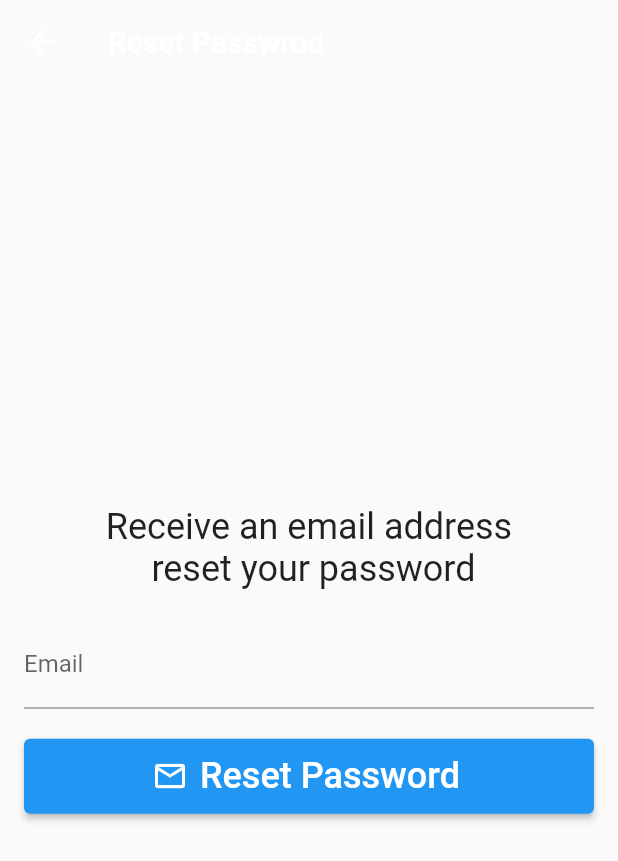
After one commit to aryanmaheshwari1420/MovieDescription, a Flutter app: the screen it shows after launch, after a tap on "Forgot Password?", on a phone screen of 412 x 824 dp. The commit adds this screen. Shown: the top 861 px of the screen. Run offline on Flutter 3.47's test engine with Material 2 defaults, Android fonts, the phone set to English and light mode, and no system bars; our stand-ins replace cloud_firestore, email_validator, firebase_auth, firebase_core; accounts and stored records are empty.

Commit message:
done upto reset password

```diff
--- /dev/null
+++ b/lib/authentication/forgot_password.dart
@@ -0,0 +1,97 @@
+import 'package:email_validator/email_validator.dart';
+import 'package:firebase_auth/firebase_auth.dart';
+import 'package:flutter/cupertino.dart';
+import 'package:flutter/material.dart';
+import 'package:flutter/src/widgets/container.dart';
+import 'package:flutter/src/widgets/framework.dart';
+import 'package:moviedescription/utils/util.dart';
+
+class ForgotPassword extends StatefulWidget {
+  const ForgotPassword({super.key});
+
+  @override
+  State<ForgotPassword> createState() => _ForgotPasswordState();
+}
+
+class _ForgotPasswordState extends State<ForgotPassword> {
+  final formkey = GlobalKey<FormState>();
+  final emailController = TextEditingController();
+
+  @override
+  void dispose() {
+    emailController.dispose();
+    super.dispose();
+  }
+
+  @override
+  Widget build(BuildContext context) {
+    return Scaffold(
+      appBar: AppBar(
+        backgroundColor: Colors.transparent,
+        elevation: 0,
+        title: const Text('Reset Passwrod'),
+      ),
+      body: Padding(
+        padding: const EdgeInsets.all(16.0),
+        child: Form(
+            key: formkey,
+            child: Column(
+              mainAxisAlignment: MainAxisAlignment.center,
+              children: [
+                const Text(
+                  "Receive an email address \n reset your password",
+                  textAlign: TextAlign.center,
+                  style: TextStyle(fontSize: 24),
+                ),
+                SizedBox(
+                  height: 20,
+                ),
+                TextFormField(
+                  controller: emailController,
+                  cursorColor: Colors.white,
+                  textInputAction: TextInputAction.done,
+                  decoration: InputDecoration(labelText: 'Email'),
+                  autovalidateMode: AutovalidateMode.onUserInteraction,
+                  validator: (email) =>
+                      email != null && !EmailValidator.validate(email)
+                          ? 'Enter a valid email'
+                          : null,
+                ),
+                const SizedBox(
+                  height: 20,
+                ),
+                ElevatedButton.icon(
+                  style: ElevatedButton.styleFrom(
+                      minimumSize: const Size.fromHeight(50)),
+                  onPressed: () {},
+                  icon: Icon(Icons.email_outlined),
+                  label: const Text(
+                    'Reset Password',
+                    style: TextStyle(fontSize: 24),
+                  ),
+                ),
+              ],
+            )),
+      ),
+    );
+  }
+
+  Future resetPassword() async {
+    showDialog(
+        barrierDismissible: false,
+        builder: ((context) =>
+            const Center(child: CircularProgressIndicator())),
+        context: context);
+    try {
+      await FirebaseAuth.instance
+          .sendPasswordResetEmail(email: emailController.text.trim());
+      Utils.showSnackBar('Password rest email sent');
+      Navigator.of(context).popUntil((route) => route.isFirst);
+    } on FirebaseAuthException catch (e) {
+      print(e);
+
+      Utils.showSnackBar(e.message);
+      Navigator.of(context).pop();
+    }
+  }
+}
--- a/lib/authentication/login.dart
+++ b/lib/authentication/login.dart
@@ -6,6 +6,7 @@ import 'package:flutter/gestures.dart';
 import 'package:flutter/material.dart';
 import 'package:flutter/src/widgets/container.dart';
 import 'package:flutter/src/widgets/framework.dart';
+import 'package:moviedescription/authentication/forgot_password.dart';
 import 'package:moviedescription/main.dart';
 
 class LoginWidget extends StatefulWidget {
@@ -78,7 +79,8 @@ class _LoginWidgetState extends State<LoginWidget> {
                   fontSize: 20,
             ),
             ),
-          ),
+            onTap: ()=>Navigator.of(context).push(MaterialPageRoute(builder: ((context) => ForgotPassword())))),
+          const SizedBox(height: 16,),
           RichText(
               text:  TextSpan(
                   text: 'No account ?',
```
